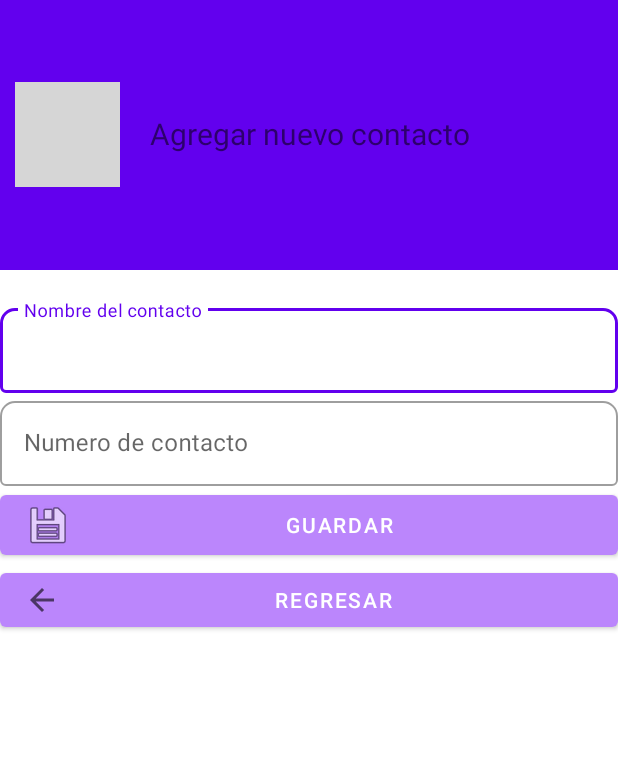
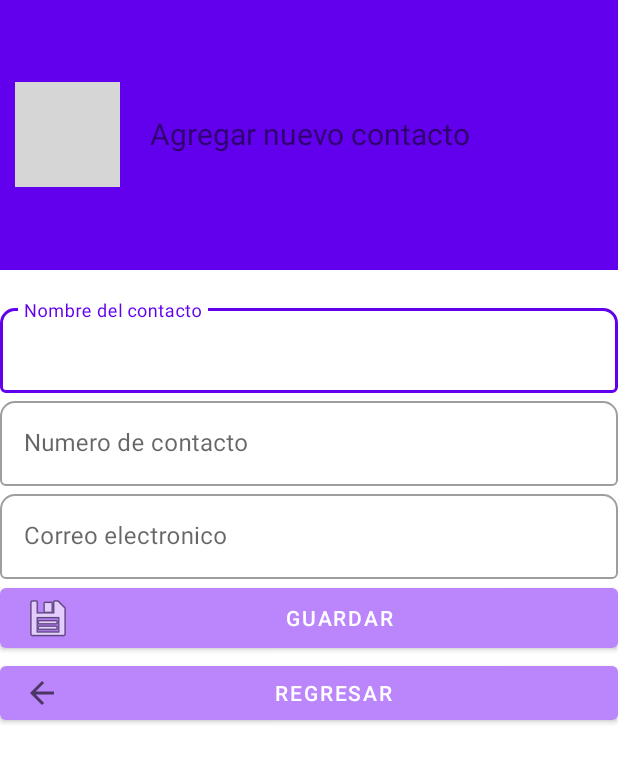
Before and after one commit to CarlosDuarte1998/Mi_Agenda, an Android app: the screen it shows after launch (Registro), after a tap on an icon or button, on a phone screen of 412 x 824 dp. Shown: the top 763 px of the screen. Run offline under Robolectric (Android 15) with nearby library versions, the phone set to English and light mode, and no system bars; Roboto replaces fonts that are not available here; grey boxes are pictures that could not be loaded.

Commit message:
CUD
Solo falta buscar por correo y numero

```diff
--- a/app/src/main/java/com/ugb/miagenda/MainActivity.java
+++ b/app/src/main/java/com/ugb/miagenda/MainActivity.java
@@ -103,12 +103,12 @@ public class MainActivity extends AppCompatActivity {
         ArrayList<String> miLista = new ArrayList<>();
         SQLiteDatabase base = objConexion.getReadableDatabase();
         String criterio = txtCriterio.getText().toString();
-        String consulta = "select id_contacto, nombre,telefono from contactos WHERE nombre LIKE '%"+ criterio +"%' order by nombre ASC";
+        String consulta = "select id_contacto, nombre,telefono,correo from contactos WHERE nombre LIKE '%"+ criterio +"%' order by nombre ASC";
         Cursor cadaRegistro = base.rawQuery(consulta,null);
         arregloID.clear();
         if(cadaRegistro.moveToFirst()){
             do{
-                miLista.add(cadaRegistro.getString(1).toString() + " - "+ cadaRegistro.getString(2).toString());
+                miLista.add(cadaRegistro.getString(1).toString() + " - "+ cadaRegistro.getString(2).toString()+" - "+cadaRegistro.getString(3).toString());
                 arregloID.add(cadaRegistro.getInt(0));
             }while(cadaRegistro.moveToNext());
         }
--- a/app/src/main/java/com/ugb/miagenda/Registro.java
+++ b/app/src/main/java/com/ugb/miagenda/Registro.java
@@ -15,7 +15,7 @@ import com.ugb.miagenda.clases.ConexionSQLite;
 public class Registro extends AppCompatActivity {
     ConexionSQLite objConexion;
     final String NOMBRE_BASE_DATOS = "miagenda";
-    EditText nombre, telefono;
+    EditText nombre, telefono, edCorreo;
     Button botonAgregar, botonRegresar;
 
 
@@ -27,6 +27,7 @@ public class Registro extends AppCompatActivity {
         objConexion = new ConexionSQLite(Registro.this,NOMBRE_BASE_DATOS,null,1);
         nombre = findViewById(R.id.edNombre);
         telefono = findViewById(R.id.edNumero);
+        edCorreo=findViewById(R.id.edCorreos);
         botonAgregar = findViewById(R.id.agregar);
         botonRegresar = findViewById(R.id.RegresarHome);
 
@@ -38,9 +39,9 @@ public class Registro extends AppCompatActivity {
                 //Registrar
                     String Validacion1=nombre.getText().toString();
                     String Validacion2=telefono.getText().toString();
-                if (Validacion1.toString().isEmpty() || Validacion2.toString().isEmpty()) {
+                    String Validacion3=edCorreo.getText().toString();
+                if (Validacion1.toString().isEmpty() || Validacion2.toString().isEmpty() || Validacion3.toString().isEmpty()) {
                     Toast.makeText(Registro.this, "Debes llenar todos los campos", Toast.LENGTH_LONG).show();
-
                 }else {
 
                     registrar();
@@ -75,7 +76,7 @@ public class Registro extends AppCompatActivity {
 
         try{
             SQLiteDatabase miBaseDatos = objConexion.getWritableDatabase();
-            String comando = "INSERT INTO contactos (nombre,telefono) VALUES ('"+ nombre.getText() +"','"+ telefono.getText() +"')";
+            String comando = "INSERT INTO contactos (nombre,telefono,correo) VALUES ('"+ nombre.getText() +"','"+ telefono.getText() +"','"+ edCorreo.getText() +"')";
             miBaseDatos.execSQL(comando);
             miBaseDatos.close();
             Toast.makeText(Registro.this, "Contacto guardado", Toast.LENGTH_LONG).show();
--- a/app/src/main/java/com/ugb/miagenda/clases/ConexionSQLite.java
+++ b/app/src/main/java/com/ugb/miagenda/clases/ConexionSQLite.java
@@ -11,7 +11,8 @@ public class ConexionSQLite extends SQLiteOpenHelper {
     final String TABLA_CONTACTOS= "CREATE TABLE contactos(" +
             "id_contacto INTEGER PRIMARY KEY AUTOINCREMENT NOT NULL," +
             "nombre TEXT," +
-            "telefono TEXT)";
+            "telefono TEXT," +
+            "correo TEXT)";
     public ConexionSQLite(@Nullable Context context, @Nullable String name, @Nullable SQLiteDatabase.CursorFactory factory, int version) {
         super(context, name, factory, version);
 
--- a/app/src/main/res/layout/activity_registro.xml
+++ b/app/src/main/res/layout/activity_registro.xml
@@ -97,6 +97,27 @@
                     android:inputType="number" />
             </com.google.android.material.textfield.TextInputLayout>
 
+            <com.google.android.material.textfield.TextInputLayout
+                android:id="@+id/textInputLayouts"
+                style="@style/Widget.MaterialComponents.TextInputLayout.OutlinedBox"
+                android:layout_width="match_parent"
+                android:layout_height="wrap_content"
+                android:hint="Correo electronico"
+                app:boxBackgroundMode="outline"
+                app:boxCornerRadiusTopEnd="10dp"
+                app:boxCornerRadiusTopStart="10dp"
+                app:counterMaxLength="10"
+                app:endIconMode="clear_text"
+                app:layout_constraintEnd_toEndOf="parent"
+                app:layout_constraintStart_toStartOf="parent"
+                app:layout_constraintTop_toTopOf="parent">
+
+                <com.google.android.material.textfield.TextInputEditText
+                    android:id="@+id/edCorreos"
+                    android:layout_width="match_parent"
+                    android:layout_height="wrap_content"
+                    android:inputType="textWebEmailAddress" />
+            </com.google.android.material.textfield.TextInputLayout>
 
             <com.google.android.material.button.MaterialButton
                 android:id="@+id/agregar"
```
Also changed, not shown: app/src/main/java/com/ugb/miagenda/ModificarContacto.java (+30 -8 lines), app/src/main/res/layout/activity_modificar_contactos.xml (+37 -1 lines).
